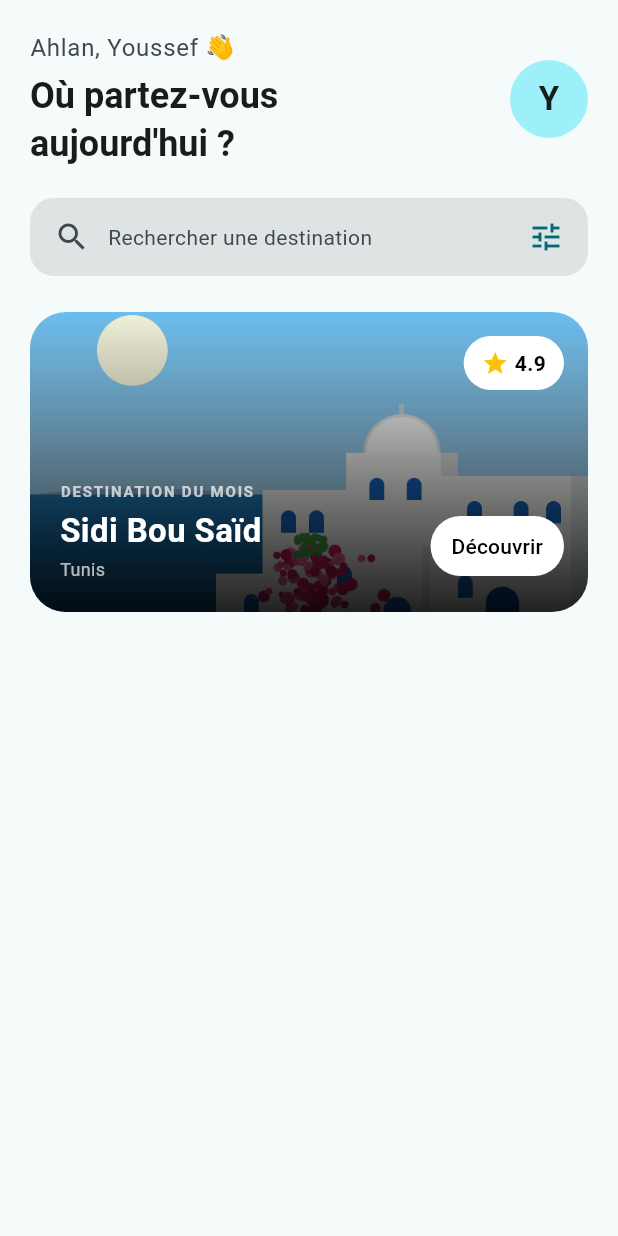
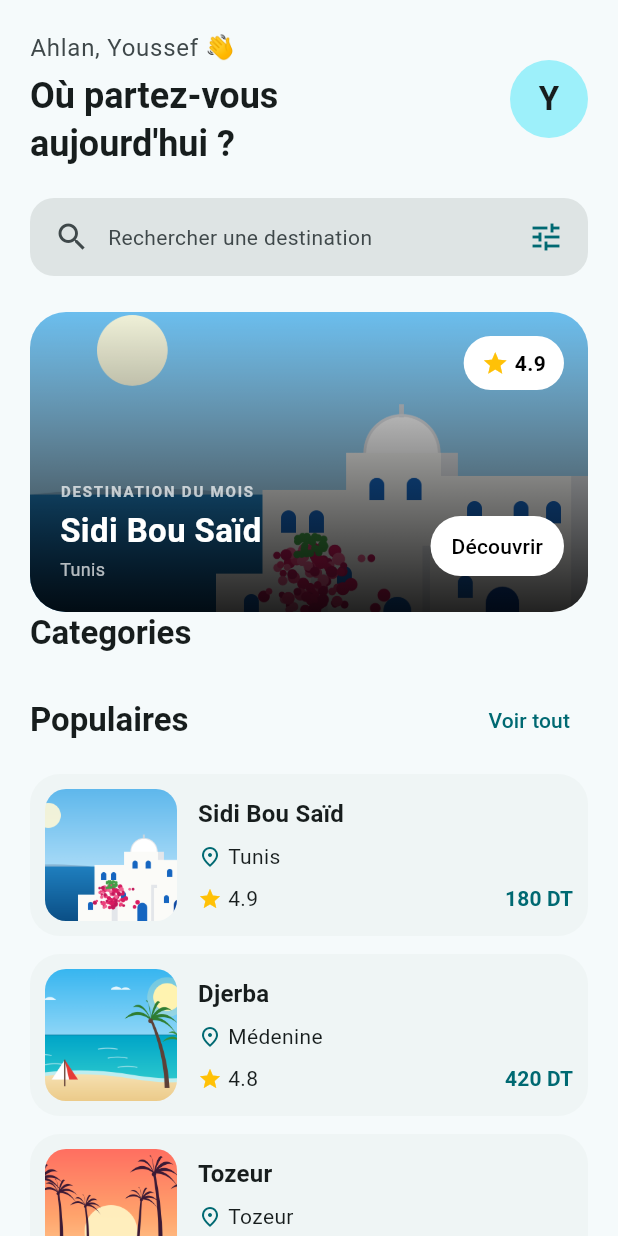
Before and after one commit to Saafiy7/rehla, a Flutter app: the screen it shows after launch, on a phone screen of 412 x 824 dp. Run offline on Flutter 3.47's test engine with Material 3 defaults, Android fonts, the phone set to English and light mode, and no system bars.

Commit message:
feat(palier4): carte destination et titres de section

```diff
--- a/lib/screens/home_screen.dart
+++ b/lib/screens/home_screen.dart
@@ -3,6 +3,8 @@ import 'package:rehla/widgets/home_header.dart';
 import 'package:rehla/widgets/search_box.dart';
 import '../widgets/hero_banner.dart';
 import '../data/destinations.dart';
+import '../widgets/destination_card.dart';
+import '../widgets/section_title.dart';
 
 class HomeScreen extends StatelessWidget {
   const HomeScreen({super.key});
@@ -20,6 +22,18 @@ class HomeScreen extends StatelessWidget {
 
             const SizedBox(height: 24),
             HeroBanner(destination: destinations.first),
+
+            const SectionTitle(title: 'Categories'),
+
+            const SizedBox(height: 20),
+
+            SectionTitle(title: 'Populaires', action: 'Voir tout'),
+
+            const SizedBox(height: 12),
+            ...[
+              for (final destination in destinations)
+                DestinationCard(destination: destination),
+            ],
           ],
         ),
       ),
--- /dev/null
+++ b/lib/widgets/destination_card.dart
@@ -0,0 +1,93 @@
+import 'package:flutter/material.dart';
+import '../models/destination.dart';
+
+class DestinationCard extends StatelessWidget {
+  final Destination destination;
+
+  const DestinationCard({
+    super.key,
+    required this.destination,
+  });
+
+  @override
+  Widget build(BuildContext context) {
+    final cs = Theme.of(context).colorScheme;
+    final theme = Theme.of(context);
+
+    return Card(
+      elevation: 0,
+      color: cs.surfaceContainerLow,
+      margin: const EdgeInsets.only(bottom: 12),
+      shape: RoundedRectangleBorder(
+        borderRadius: BorderRadius.circular(20),
+      ),
+      child: Padding(
+        padding: const EdgeInsets.all(10),
+        child: Row(
+          children: [
+            ClipRRect(
+              borderRadius: BorderRadius.circular(14),
+              child: Image.asset(
+                destination.image,
+                width: 88,
+                height: 88,
+                fit: BoxFit.cover,
+              ),
+            ),
+            const SizedBox(width: 14),
+            Expanded(
+              child: Column(
+                crossAxisAlignment: CrossAxisAlignment.start,
+                children: [
+                  Text(
+                    destination.nom,
+                    style: theme.textTheme.titleMedium?.copyWith(
+                      fontWeight: FontWeight.bold,
+                    ),
+                  ),
+                  const SizedBox(height: 6),
+                  Row(
+                    children: [
+                      Icon(
+                        Icons.place_outlined,
+                        size: 16,
+                        color: cs.primary,
+                      ),
+                      const SizedBox(width: 4),
+                      Expanded(
+                        child: Text(
+                          destination.region,
+                          overflow: TextOverflow.ellipsis,
+                        ),
+                      ),
+                    ],
+                  ),
+                  const SizedBox(height: 8),
+                  Row(
+                    children: [
+                      const Icon(
+                        Icons.star,
+                        size: 16,
+                        color: Colors.amber,
+                      ),
+                      const SizedBox(width: 4),
+                      Text('${destination.note}'),
+                      const Spacer(),
+                      Text(
+                        '${destination.prix} DT',
+                        style: theme.textTheme.titleSmall?.copyWith(
+                          fontWeight: FontWeight.bold,
+                          color: cs.primary,
+                        ),
+                      ),
+                    ],
+                  ),
+                ],
+              ),
+            ),
+          ],
+        ),
+      ),
+    );
+  }
+}
--- /dev/null
+++ b/lib/widgets/section_title.dart
@@ -0,0 +1,32 @@
+import 'package:flutter/material.dart';
+
+class SectionTitle extends StatelessWidget {
+  final String title;
+  final String? action;
+
+  const SectionTitle({super.key, required this.title, this.action});
+
+  @override
+  Widget build(BuildContext context) {
+    final theme = Theme.of(context);
+
+    return Row(
+      children: [
+        Text(
+          title,
+          style: theme.textTheme.titleLarge?.copyWith(
+            fontWeight: FontWeight.bold,
+          ),
+        ),
+        const Spacer(),
+        if (action != null)
+          TextButton(
+            onPressed: () {
+              // TODO : afficher toutes les destinations populaires .
+            },
+            child: Text(action!),
+          ),
+      ],
+    );
+  }
+}
```
Also changed, not shown: assets/images/palier 4 resultat chrome.png (added), 5 other files.
